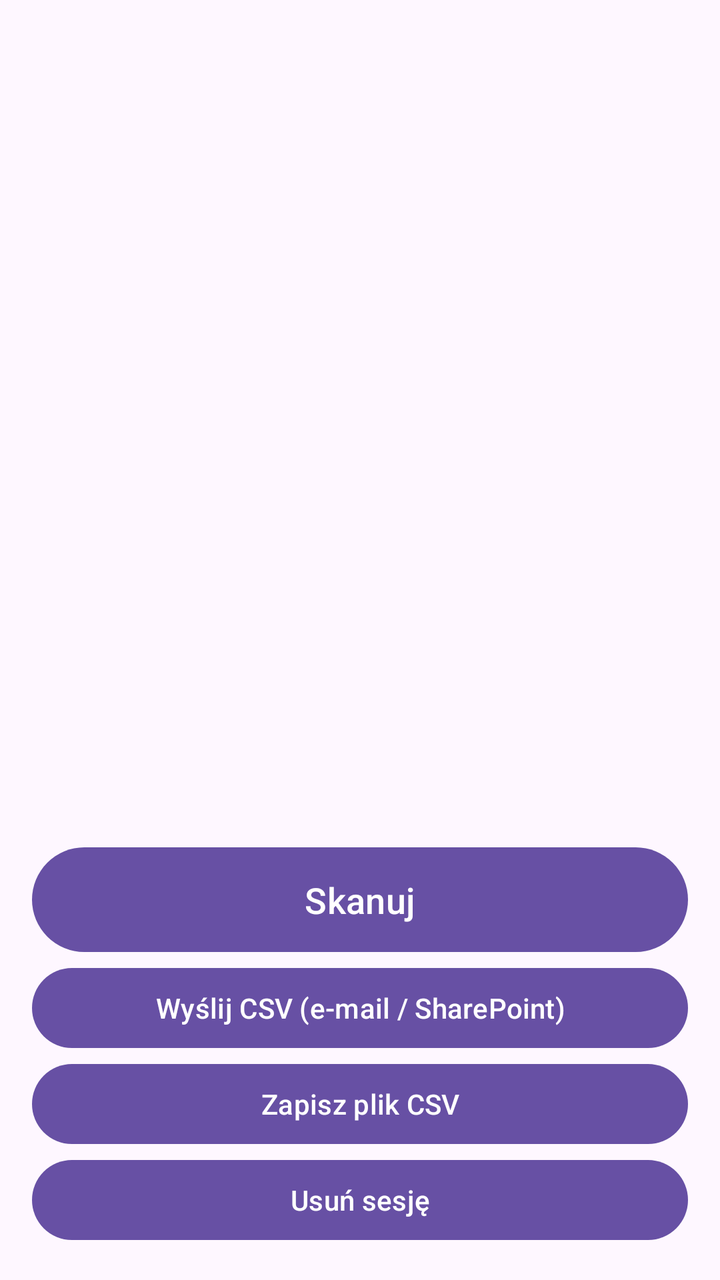
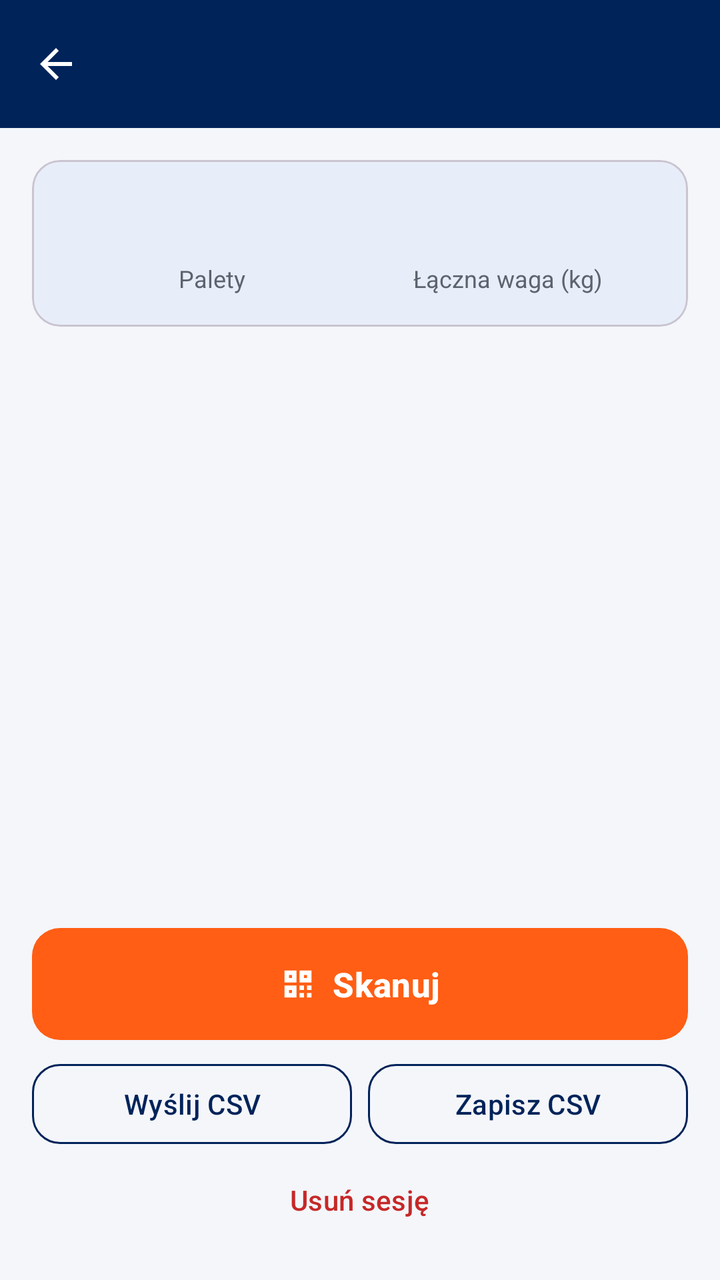

Before-and-after screenshots of an Android layout around one commit, followed by the original layout XML and the change that was made.
<!-- AndroidManifest.xml: application theme Theme.Skaner -->
<!-- res/layout/activity_session_detail.xml -->
<?xml version="1.0" encoding="utf-8"?>
<LinearLayout xmlns:android="http://schemas.android.com/apk/res/android"
    android:layout_width="match_parent"
    android:layout_height="match_parent"
    android:orientation="vertical"
    android:padding="16dp">

    <TextView
        android:id="@+id/summaryText"
        android:layout_width="match_parent"
        android:layout_height="wrap_content"
        android:textSize="16sp"
        android:textStyle="bold" />

    <ListView
        android:id="@+id/itemsList"
        android:layout_width="match_parent"
        android:layout_height="0dp"
        android:layout_marginTop="8dp"
        android:layout_weight="1" />

    <Button
        android:id="@+id/scanButton"
        android:layout_width="match_parent"
        android:layout_height="wrap_content"
        android:layout_marginTop="8dp"
        android:paddingVertical="14dp"
        android:text="@string/continue_scanning"
        android:textSize="18sp" />

    <Button
        android:id="@+id/shareCsvButton"
        android:layout_width="match_parent"
        android:layout_height="wrap_content"
        android:text="@string/share_csv" />

    <Button
        android:id="@+id/saveCsvButton"
        android:layout_width="match_parent"
        android:layout_height="wrap_content"
        android:text="@string/save_csv" />

    <Button
        android:id="@+id/deleteButton"
        android:layout_width="match_parent"
        android:layout_height="wrap_content"
        android:text="@string/delete_session" />

</LinearLayout>
<!-- resources referenced by this layout -->
<resources>
  <string name="continue_scanning">Skanuj</string>
  <string name="delete_session">Usuń sesję</string>
  <string name="save_csv">Zapisz plik CSV</string>
  <string name="share_csv">Wyślij CSV (e-mail / SharePoint)</string>
  <style name="Theme.Skaner" parent="Theme.Material3.DayNight" />
</resources>

<!-- the commit's change to res/layout/activity_session_detail.xml (unified diff, before → after) -->
@@ -1,49 +1,142 @@
 <?xml version="1.0" encoding="utf-8"?>
 <LinearLayout xmlns:android="http://schemas.android.com/apk/res/android"
+    xmlns:app="http://schemas.android.com/apk/res-auto"
     android:layout_width="match_parent"
     android:layout_height="match_parent"
-    android:orientation="vertical"
-    android:padding="16dp">
+    android:orientation="vertical">
 
-    <TextView
-        android:id="@+id/summaryText"
+    <com.google.android.material.appbar.MaterialToolbar
+        android:id="@+id/toolbar"
         android:layout_width="match_parent"
-        android:layout_height="wrap_content"
-        android:textSize="16sp"
-        android:textStyle="bold" />
+        android:layout_height="?attr/actionBarSize"
+        android:background="@color/brand_blue"
+        android:elevation="4dp"
+        app:navigationIcon="?attr/homeAsUpIndicator"
+        app:navigationIconTint="@android:color/white"
+        app:titleTextColor="@android:color/white" />
 
-    <ListView
-        android:id="@+id/itemsList"
+    <LinearLayout
         android:layout_width="match_parent"
         android:layout_height="0dp"
-        android:layout_marginTop="8dp"
-        android:layout_weight="1" />
+        android:layout_weight="1"
+        android:orientation="vertical"
+        android:padding="16dp">
 
-    <Button
-        android:id="@+id/scanButton"
-        android:layout_width="match_parent"
-        android:layout_height="wrap_content"
-        android:layout_marginTop="8dp"
-        android:paddingVertical="14dp"
-        android:text="@string/continue_scanning"
-        android:textSize="18sp" />
+        <com.google.android.material.card.MaterialCardView
+            android:layout_width="match_parent"
+            android:layout_height="wrap_content"
+            app:cardBackgroundColor="@color/brand_blue_container"
+            app:cardCornerRadius="14dp"
+            app:cardElevation="0dp">
 
-    <Button
-        android:id="@+id/shareCsvButton"
-        android:layout_width="match_parent"
-        android:layout_height="wrap_content"
-        android:text="@string/share_csv" />
+            <LinearLayout
+                android:layout_width="match_parent"
+                android:layout_height="wrap_content"
+                android:orientation="horizontal"
+                android:padding="16dp">
 
-    <Button
-        android:id="@+id/saveCsvButton"
-        android:layout_width="match_parent"
-        android:layout_height="wrap_content"
-        android:text="@string/save_csv" />
+                <LinearLayout
+                    android:layout_width="0dp"
+                    android:layout_height="wrap_content"
+                    android:layout_weight="1"
+                    android:gravity="center"
+                    android:orientation="vertical">
 
-    <Button
-        android:id="@+id/deleteButton"
-        android:layout_width="match_parent"
-        android:layout_height="wrap_content"
-        android:text="@string/delete_session" />
+                    <TextView
+                        android:id="@+id/statCount"
+                        android:layout_width="wrap_content"
+                        android:layout_height="wrap_content"
+                        android:textColor="@color/brand_blue"
+                        android:textSize="26sp"
+                        android:textStyle="bold" />
+
+                    <TextView
+                        android:layout_width="wrap_content"
+                        android:layout_height="wrap_content"
+                        android:text="@string/stat_pallets"
+                        android:textColor="@color/text_secondary"
+                        android:textSize="12sp" />
+                </LinearLayout>
+
+                <LinearLayout
+                    android:layout_width="0dp"
+                    android:layout_height="wrap_content"
+                    android:layout_weight="1"
+                    android:gravity="center"
+                    android:orientation="vertical">
+
+                    <TextView
+                        android:id="@+id/statWeight"
+                        android:layout_width="wrap_content"
+                        android:layout_height="wrap_content"
+                        android:textColor="@color/brand_blue"
+                        android:textSize="26sp"
+                        android:textStyle="bold" />
+
+                    <TextView
+                        android:layout_width="wrap_content"
+                        android:layout_height="wrap_content"
+                        android:text="@string/stat_weight"
+                        android:textColor="@color/text_secondary"
+                        android:textSize="12sp" />
+                </LinearLayout>
+            </LinearLayout>
+        </com.google.android.material.card.MaterialCardView>
+
+        <ListView
+            android:id="@+id/itemsList"
+            android:layout_width="match_parent"
+            android:layout_height="0dp"
+            android:layout_marginTop="12dp"
+            android:layout_weight="1"
+            android:clipToPadding="false"
+            android:divider="@null"
+            android:dividerHeight="0dp"
+            android:paddingBottom="8dp"
+            android:scrollbars="none" />
+
+        <Button
+            android:id="@+id/scanButton"
+            style="@style/Widget.Skaner.Button.Primary"
+            android:layout_width="match_parent"
+            android:layout_height="56dp"
+            android:layout_marginTop="8dp"
+            android:text="@string/continue_scanning"
+            app:icon="@drawable/ic_qr"
+            app:iconGravity="textStart"
+            app:iconTint="@android:color/white" />
+
+        <LinearLayout
+            android:layout_width="match_parent"
+            android:layout_height="wrap_content"
+            android:layout_marginTop="8dp"
+            android:orientation="horizontal">
+
+            <Button
+                android:id="@+id/shareCsvButton"
+                style="@style/Widget.Skaner.Button.Outlined"
+                android:layout_width="0dp"
+                android:layout_height="wrap_content"
+                android:layout_marginEnd="8dp"
+                android:layout_weight="1"
+                android:text="@string/share_csv" />
+
+            <Button
+                android:id="@+id/saveCsvButton"
+                style="@style/Widget.Skaner.Button.Outlined"
+                android:layout_width="0dp"
+                android:layout_height="wrap_content"
+                android:layout_weight="1"
+                android:text="@string/save_csv" />
+        </LinearLayout>
+
+        <Button
+            android:id="@+id/deleteButton"
+            style="@style/Widget.Skaner.Button.Danger"
+            android:layout_width="wrap_content"
+            android:layout_height="wrap_content"
+            android:layout_gravity="center_horizontal"
+            android:text="@string/delete_session" />
+    </LinearLayout>
 
 </LinearLayout>
<!-- resource entries referenced after the edit -->
@@ -1,9 +1,66 @@
 <!-- resources referenced by this layout -->
 <resources>
+  <color name="brand_blue">#00235A</color>
+  <color name="brand_blue_container">#E8EEF9</color>
+  <color name="text_secondary">#5B6470</color>
+  <!-- drawable ic_qr (drawable) -->
+  <?xml version="1.0" encoding="utf-8"?>
+  <vector xmlns:android="http://schemas.android.com/apk/res/android"
+      android:width="24dp"
+      android:height="24dp"
+      android:viewportWidth="24"
+      android:viewportHeight="24">
+      <path
+          android:fillColor="#8A93A6"
+          android:fillType="evenOdd"
+          android:pathData="M3,3h8v8h-8z M6,6h2v2h-2z" />
+      <path
+          android:fillColor="#8A93A6"
+          android:fillType="evenOdd"
+          android:pathData="M13,3h8v8h-8z M16,6h2v2h-2z" />
+      <path
+          android:fillColor="#8A93A6"
+          android:fillType="evenOdd"
+          android:pathData="M3,13h8v8h-8z M6,16h2v2h-2z" />
+      <path
+          android:fillColor="#8A93A6"
+          android:pathData="M13,13h3v3h-3z M18,13h3v3h-3z M13,18h3v3h-3z M18,18h3v3h-3z" />
+  </vector>
   <string name="continue_scanning">Skanuj</string>
   <string name="delete_session">Usuń sesję</string>
-  <string name="save_csv">Zapisz plik CSV</string>
-  <string name="share_csv">Wyślij CSV (e-mail / SharePoint)</string>
-  <style name="Theme.Skaner" parent="Theme.Material3.DayNight" />
+  <string name="save_csv">Zapisz CSV</string>
+  <string name="share_csv">Wyślij CSV</string>
+  <string name="stat_pallets">Palety</string>
+  <string name="stat_weight">Łączna waga (kg)</string>
+  <style name="Widget.Skaner.Button.Danger" parent="Widget.Material3.Button.TextButton">
+          <item name="android:textColor">@color/status_error</item>
+      </style>
+  <style name="Widget.Skaner.Button.Outlined" parent="Widget.Material3.Button.OutlinedButton">
+          <item name="strokeColor">@color/brand_blue</item>
+          <item name="android:textColor">@color/brand_blue</item>
+          <item name="cornerRadius">14dp</item>
+      </style>
+  <style name="Widget.Skaner.Button.Primary" parent="Widget.Material3.Button">
+          <item name="backgroundTint">@color/brand_orange</item>
+          <item name="android:textColor">@android:color/white</item>
+          <item name="cornerRadius">14dp</item>
+          <item name="android:textSize">17sp</item>
+          <item name="android:textStyle">bold</item>
+          <item name="android:insetTop">0dp</item>
+          <item name="android:insetBottom">0dp</item>
+      </style>
+  <style name="Theme.Skaner" parent="Base.Theme.Skaner" />
+  <color name="status_error">#C62828</color>
+  <color name="brand_orange">#FF5E14</color>
+  <style name="Base.Theme.Skaner" parent="Theme.Material3.Light.NoActionBar">
+          <item name="colorPrimary">@color/brand_blue</item>
+          <item name="colorOnPrimary">@android:color/white</item>
+          <item name="colorSecondary">@color/brand_orange</item>
+          <item name="colorOnSecondary">@android:color/white</item>
+          <item name="android:windowBackground">@color/app_background</item>
+          <item name="android:statusBarColor">@color/brand_blue</item>
+          <item name="android:windowLightStatusBar">false</item>
+      </style>
+  <color name="app_background">#F4F6FA</color>
 </resources>
 
